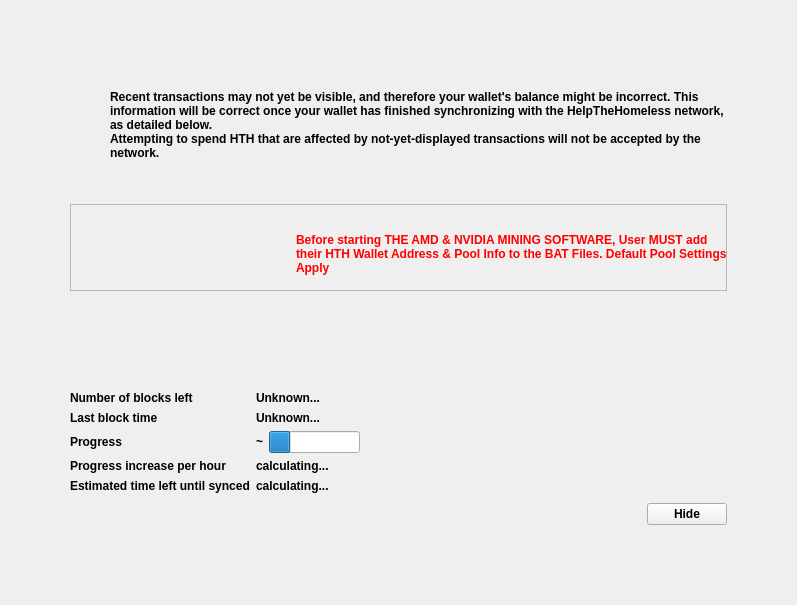
The window that src/qt/forms/modaloverlay.ui (HTHcoin/helpthehomelesscoin) describes before a commit, drawn with Qt 5.
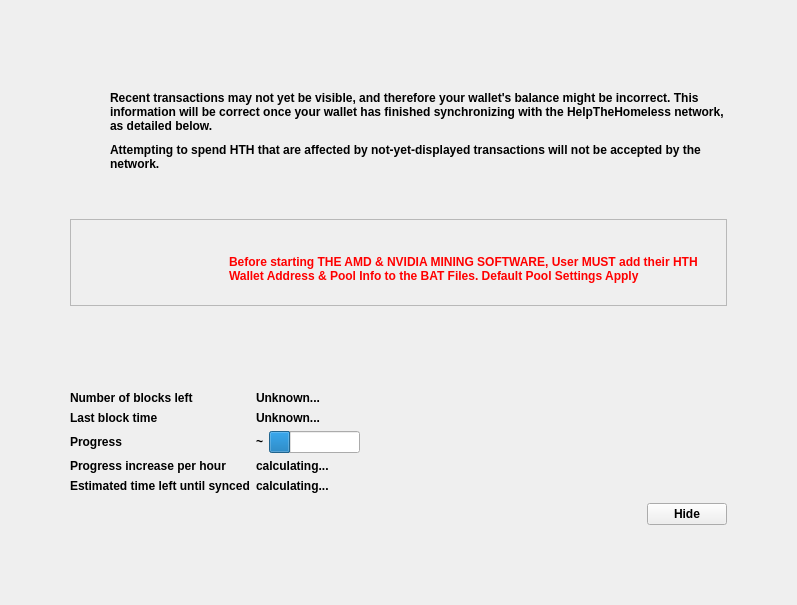
The same window after the commit. Icons and pictures are not drawn. Custom widgets are drawn as their Qt base class.

```diff
--- a/src/qt/forms/modaloverlay.ui
+++ b/src/qt/forms/modaloverlay.ui
@@ -165,6 +165,9 @@
                <property name="orientation">
                 <enum>Qt::Vertical</enum>
                </property>
+               <property name="sizeType">
+                <enum>QSizePolicy::Fixed</enum>
+               </property>
                <property name="sizeHint" stdset="0">
                 <size>
                  <width>20</width>
@@ -202,7 +205,7 @@
              <rect>
               <x>0</x>
               <y>0</y>
-              <width>661</width>
+              <width>651</width>
               <height>81</height>
              </rect>
             </property>
@@ -264,7 +267,7 @@
                </property>
                <property name="sizeHint" stdset="0">
                 <size>
-                 <width>180</width>
+                 <width>113</width>
                  <height>20</height>
                 </size>
                </property>
@@ -317,7 +320,7 @@
            <property name="sizeHint" stdset="0">
             <size>
              <width>20</width>
-             <height>90</height>
+             <height>75</height>
             </size>
            </property>
           </spacer>
```
